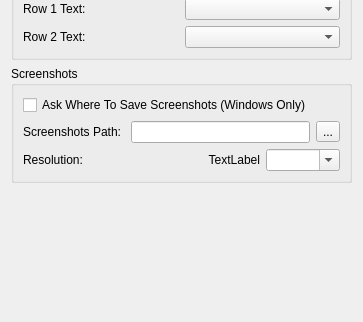
ReiKatari/STORM_EDEN, file src/yuzu/configuration/configure_ui.ui: the form before one commit; both pictures show x 0 to 363 and y 291 to 613 of the 363 by 613 pixel window.
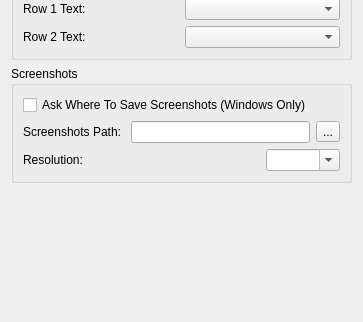
The form after the commit.

Diff of the .ui file:
```diff
--- a/src/yuzu/configuration/configure_ui.ui
+++ b/src/yuzu/configuration/configure_ui.ui
@@ -197,7 +197,7 @@
             <item>
              <widget class="QLabel" name="screenshot_width">
               <property name="text">
-               <string>TextLabel</string>
+               <string/>
               </property>
               <property name="alignment">
                <set>Qt::AlignmentFlag::AlignRight|Qt::AlignmentFlag::AlignTrailing|Qt::AlignmentFlag::AlignVCenter</set>
```
